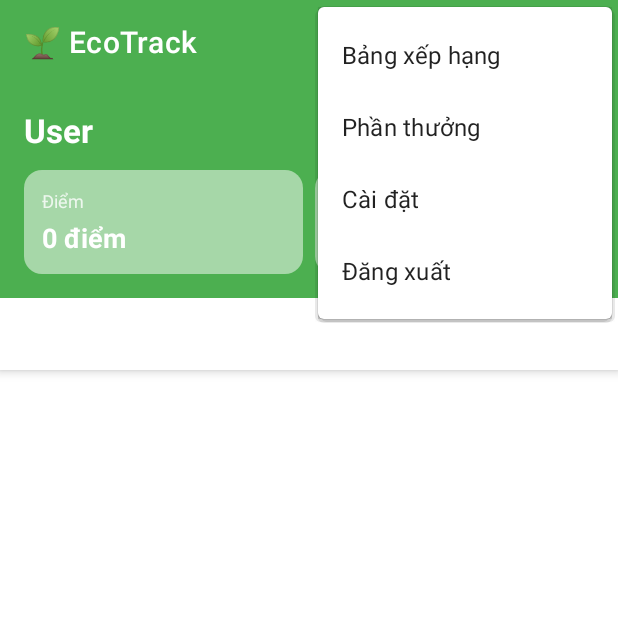
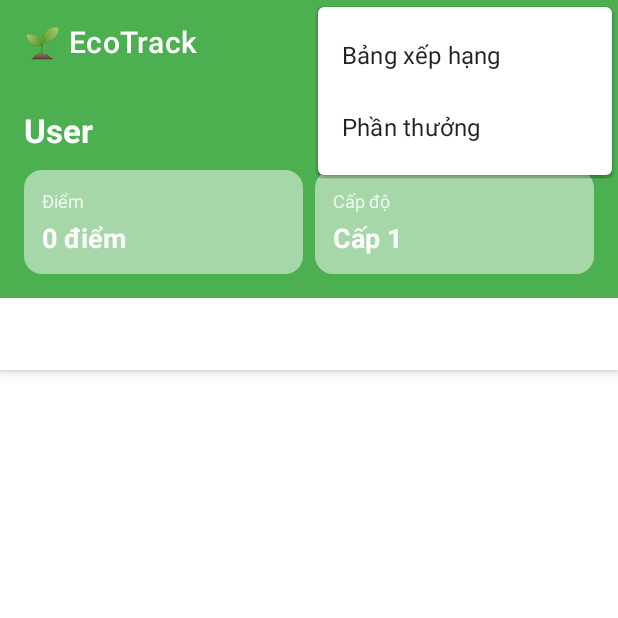
Before and after one commit to AnhVusieudeptrai/Git-Team_DTDD, an Android app: the MainActivity screen opened directly, with no data from a screen before it, with the options menu open, on a phone screen of 412 x 824 dp, the top half of it. Run offline under Robolectric (Android 15) with nearby library versions, the phone set to English and light mode, and no system bars; 3 statements that could not run were skipped.

Commit message:
Done_menu_bảng xếp hạng+phần thưởng

```diff
--- a/App_Ecotrack/app/src/main/res/menu/main_menu.xml
+++ b/App_Ecotrack/app/src/main/res/menu/main_menu.xml
@@ -12,13 +12,5 @@
         android:title="Phần thưởng"
         app:showAsAction="never"/>
 
-    <item
-        android:id="@+id/action_settings"
-        android:title="Cài đặt"
-        app:showAsAction="never"/>
 
-    <item
-        android:id="@+id/action_logout"
-        android:title="Đăng xuất"
-        app:showAsAction="never"/>
 </menu>
```
